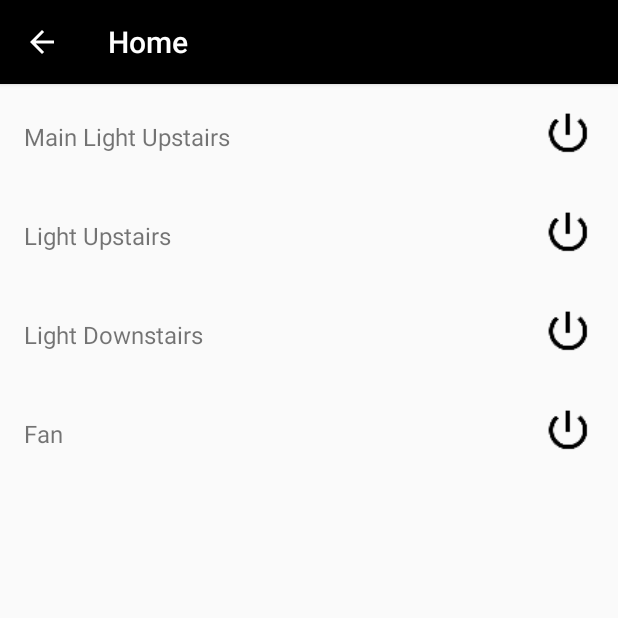
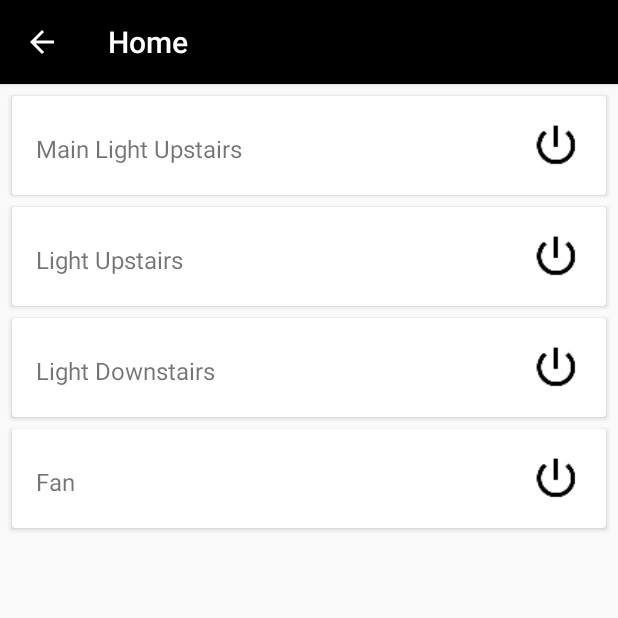
Before and after one commit to YParmar/UremoteV2, an Android app: the fragment ApplianceRemoteFragment placed in its activity, on a phone screen of 412 x 824 dp, the top half of it. Run offline under Robolectric (Android 15) with nearby library versions, the phone set to English and light mode, and no system bars; our stand-ins replace ButterKnife.

Commit message:
autoconnect feature implemented, added animations to fragment, backpress bug fixed, layout changed(though main chages are remaining)

```diff
--- a/app/src/main/AndroidManifest.xml
+++ b/app/src/main/AndroidManifest.xml
@@ -7,7 +7,7 @@
 
     <application
         android:name=".classes.AppController"
-        android:allowBackup="true"
+        android:allowBackup="false"
         android:icon="@mipmap/ic_launcher"
         android:label="@string/app_name"
         android:roundIcon="@mipmap/ic_launcher_round"
@@ -20,9 +20,7 @@
                 <category android:name="android.intent.category.LAUNCHER" />
             </intent-filter>
         </activity>
-        <activity android:name=".activities.pairscreen.PairActivity"></activity>
-
-        <service android:name=".services.BluetoothSendService"/>
+        <activity android:name=".activities.pairscreen.PairActivity"/>
 
     </application>
 
--- a/app/src/main/java/com/example/rk/uremotev2/activities/homescreen/HomeActivity.java
+++ b/app/src/main/java/com/example/rk/uremotev2/activities/homescreen/HomeActivity.java
@@ -29,7 +29,6 @@ public class HomeActivity extends BaseActivity<HomeActivityPresenter> implements
     Toolbar toolbar;
 
     private BluetoothAdapter bluetoothAdapter;
-    private static final UUID MY_UUID_INSECURE = UUID.fromString(AppConstants.SPP_UUID);
     public static final int BT_DEVICE_RESULT_CODE = 100;
 
     @Override
@@ -56,7 +55,7 @@ public class HomeActivity extends BaseActivity<HomeActivityPresenter> implements
         super.onActivityResult(requestCode, resultCode, data);
         if (data != null && resultCode == BT_DEVICE_RESULT_CODE) {
             BluetoothDevice device = bluetoothAdapter.getRemoteDevice(data.getStringExtra(AppConstants.MAC_ADDRESS));
-            mPresenter.startConnection(device, MY_UUID_INSECURE);
+            mPresenter.startConnection(device, AppConstants.MY_UUID_INSECURE);
         }
     }
 
@@ -68,8 +67,9 @@ public class HomeActivity extends BaseActivity<HomeActivityPresenter> implements
 
     @Override
     public void setRequestedFragment(Fragment fragment) {
-        getSupportFragmentManager()
-                .beginTransaction().replace(R.id.fragment_container, fragment)
+        getSupportFragmentManager().beginTransaction()
+                .setCustomAnimations(R.anim.enter_from_left, R.anim.exit_to_right, R.anim.enter_from_right, R.anim.exit_to_left)
+                .replace(R.id.fragment_container, fragment)
                 .commit();
     }
 
@@ -82,4 +82,14 @@ public class HomeActivity extends BaseActivity<HomeActivityPresenter> implements
     public void onGridClicked() {
         mPresenter.requestFragment(new ApplianceRemoteFragment());
     }
+
+    @Override
+    public void onBackPressed() {
+        Fragment currentLoadedFragment = getSupportFragmentManager().findFragmentById(R.id.fragment_container);
+        if (currentLoadedFragment instanceof ApplianceRemoteFragment) {
+            mPresenter.requestFragment(new ApplianceGridFragment());
+        } else {
+            super.onBackPressed();
+        }
+    }
 }
--- a/app/src/main/java/com/example/rk/uremotev2/activities/pairscreen/PairActivityContract.java
+++ b/app/src/main/java/com/example/rk/uremotev2/activities/pairscreen/PairActivityContract.java
@@ -9,5 +9,6 @@ public class PairActivityContract {
     }
 
     interface PairPresenter extends IBasePresenter {
+        void saveDeviceMacToPreference(String macAddress);
     }
 }
--- a/app/src/main/java/com/example/rk/uremotev2/adapters/LightsRecyclerAdapter.java
+++ b/app/src/main/java/com/example/rk/uremotev2/adapters/LightsRecyclerAdapter.java
@@ -7,9 +7,7 @@ import android.view.View;
 import android.view.ViewGroup;
 import android.widget.ImageView;
 import android.widget.TextView;
-
 import com.example.rk.uremotev2.R;
-
 import java.util.List;
 
 import butterknife.BindView;
@@ -43,7 +41,7 @@ public class LightsRecyclerAdapter extends RecyclerView.Adapter<LightsRecyclerAd
         return lightsName.size();
     }
 
-    public class LightsViewHolder extends RecyclerView.ViewHolder implements View.OnClickListener {
+    public class LightsViewHolder extends RecyclerView.ViewHolder{
 
         @BindView(R.id.light_name)
         TextView lightsName;
@@ -53,22 +51,20 @@ public class LightsRecyclerAdapter extends RecyclerView.Adapter<LightsRecyclerAd
         public LightsViewHolder(View itemView) {
             super(itemView);
             ButterKnife.bind(this, itemView);
-            lightIcon.setOnClickListener(this);
         }
 
         private void bindViews(String name) {
             lightsName.setText(name);
+            itemView.setOnClickListener(new View.OnClickListener() {
+                @Override
+                public void onClick(View v) {
+                    if (onLightsAdapterListener != null) {
+                        onLightsAdapterListener.onPowerButtonClicked(String.valueOf(getAdapterPosition() + 1));
+                    }
+                }
+            });
         }
 
-        @Override
-        public void onClick(View v) {
-
-            if (v.getId() == R.id.light_icon) {
-                if (onLightsAdapterListener != null) {
-                    onLightsAdapterListener.onPowerButtonClicked(String.valueOf(getAdapterPosition() + 1));
-                }
-            }
-        }
     }
 
     public interface OnLightsAdapterListener {
--- a/app/src/main/java/com/example/rk/uremotev2/base/BasePresenter.java
+++ b/app/src/main/java/com/example/rk/uremotev2/base/BasePresenter.java
@@ -19,7 +19,7 @@ public class BasePresenter<V extends IBaseView> {
     public BasePresenter(Context mContext) {
         this.mContext = mContext;
         //this.mDbHelper = ;
-        //this.mPreferenceManager ;
+        this.mPreferenceManager = new PreferenceManager(mContext) ;
     }
 
     public boolean isViewAttached() {
--- a/app/src/main/java/com/example/rk/uremotev2/classes/AppConstants.java
+++ b/app/src/main/java/com/example/rk/uremotev2/classes/AppConstants.java
@@ -1,4 +1,6 @@
 package com.example.rk.uremotev2.classes;
+
+import java.util.UUID;
 
 public class AppConstants {
 
@@ -9,4 +11,6 @@ public class AppConstants {
     public static final int MESSAGE_STATE_CHANGE = 100;
     public static final int MESSAGE_WRITE = 101;
     public static final String MAC_ADDRESS = "mac_address" ;
+
+    public static final UUID MY_UUID_INSECURE = UUID.fromString(SPP_UUID);
 }
--- a/app/src/main/java/com/example/rk/uremotev2/fragments/ApplianceGridFragment.java
+++ b/app/src/main/java/com/example/rk/uremotev2/fragments/ApplianceGridFragment.java
@@ -25,7 +25,7 @@ public class ApplianceGridFragment extends Fragment {
             R.drawable.speaker,
             R.drawable.chandelier,
             R.drawable.projector,
-            R.drawable.projector
+            R.drawable.fan
     };
 
     private OnSelectAppliancesFragmentListener mListener;
--- a/app/src/main/java/com/example/rk/uremotev2/services/BluetoothSendService.java
+++ b/app/src/main/java/com/example/rk/uremotev2/services/BluetoothSendService.java
@@ -9,11 +9,14 @@ import android.bluetooth.BluetoothSocket;
 import android.content.Context;
 import android.util.Log;
 
+import com.example.rk.uremotev2.classes.AppConstants;
+
 import java.io.IOException;
 import java.io.InputStream;
 import java.io.OutputStream;
 import java.nio.charset.Charset;
 import java.util.UUID;
+import static com.example.rk.uremotev2.classes.AppConstants.MY_UUID_INSECURE;
 
 /**
  * Created by User on 12/21/2016.
@@ -24,9 +27,6 @@ public class BluetoothSendService {
     private static final String TAG = "BluetoothConnectionServ";
 
     private static final String appName = "MYAPP";
-
-    private static final UUID MY_UUID_INSECURE =
-            UUID.fromString("00001101-0000-1000-8000-00805F9B34FB");
 
     private final BluetoothAdapter mBluetoothAdapter;
     Context mContext;
--- a/app/src/main/res/layout/activity_pair.xml
+++ b/app/src/main/res/layout/activity_pair.xml
@@ -4,7 +4,11 @@
     xmlns:tools="http://schemas.android.com/tools"
     android:layout_width="match_parent"
     android:layout_height="match_parent"
+    android:orientation="vertical"
     tools:context=".activities.pairscreen.PairActivity">
+
+    <include layout="@layout/toolbar"
+        android:id="@+id/toolbar"/>
 
     <android.support.v7.widget.RecyclerView
         android:id="@+id/pair_recyclerView"
--- a/app/src/main/res/layout/fragment_appliance_remote.xml
+++ b/app/src/main/res/layout/fragment_appliance_remote.xml
@@ -8,6 +8,10 @@
     <android.support.v7.widget.RecyclerView
         android:id="@+id/lights_recyclerview"
         android:layout_width="match_parent"
-        android:layout_height="match_parent"/>
+        android:layout_height="match_parent"
+        android:paddingTop="@dimen/size_8dp"
+        android:paddingLeft="@dimen/size_8dp"
+        android:paddingRight="@dimen/size_8dp"
+        android:clipToPadding="false" />
 
 </RelativeLayout>
--- a/app/src/main/res/layout/light_layout.xml
+++ b/app/src/main/res/layout/light_layout.xml
@@ -1,13 +1,20 @@
 <?xml version="1.0" encoding="utf-8"?>
-<LinearLayout xmlns:android="http://schemas.android.com/apk/res/android"
+<android.support.v7.widget.CardView
+    xmlns:android="http://schemas.android.com/apk/res/android"
     android:orientation="vertical"
     android:layout_width="match_parent"
     android:layout_height="wrap_content"
-    android:padding="@dimen/size_16dp">
+    android:padding="@dimen/size_16dp"
+    android:foreground="?android:attr/selectableItemBackground"
+    android:clickable="true"
+    android:focusable="true"
+    android:background="@color/color_white"
+    android:layout_marginBottom="@dimen/size_8dp">
 
     <RelativeLayout
         android:layout_width="match_parent"
-        android:layout_height="wrap_content">
+        android:layout_height="wrap_content"
+        android:padding="@dimen/size_16dp">
 
         <TextView
             android:id="@+id/light_name"
@@ -15,7 +22,7 @@
             android:layout_height="wrap_content"
             android:layout_marginTop="@dimen/size_8dp"
             android:text="Bed light"
-            android:textSize="@dimen/size_16dp" />
+            android:textSize="@dimen/text_size_16" />
 
         <ImageView
             android:id="@+id/light_icon"
@@ -25,4 +32,4 @@
             android:src="@drawable/ic_power_settings" />
 
     </RelativeLayout>
-</LinearLayout>
+</android.support.v7.widget.CardView>
```
Also changed, not shown: app/src/main/java/com/example/rk/uremotev2/activities/homescreen/HomeActivityPresenter.java (+11 -4 lines), app/src/main/java/com/example/rk/uremotev2/activities/pairscreen/PairActivity.java (+9 -7 lines), app/src/main/java/com/example/rk/uremotev2/activities/pairscreen/PairActivityPresenter.java (+7 -0 lines), app/src/main/java/com/example/rk/uremotev2/sharedpreference/PreferenceManager.java (+113 -0 lines), app/src/main/res/values/dimen.xml (+32 -0 lines), app/src/main/res/drawable/fan.webp (added).
